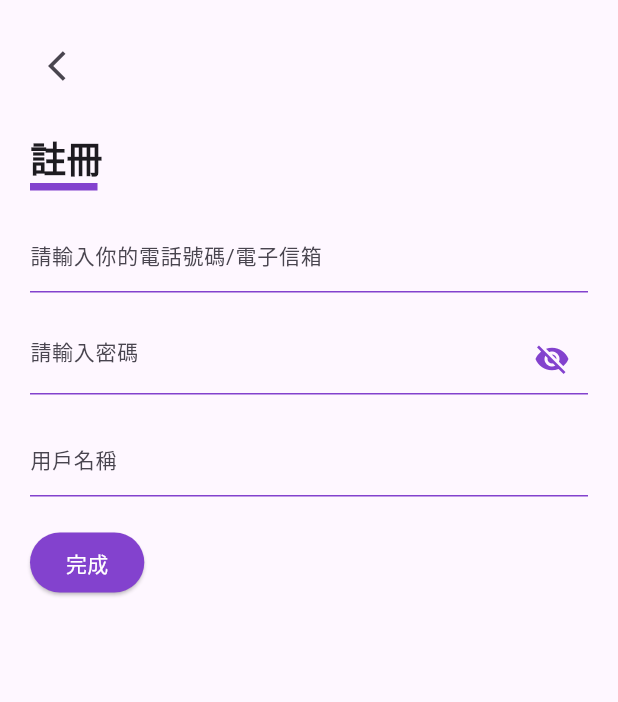
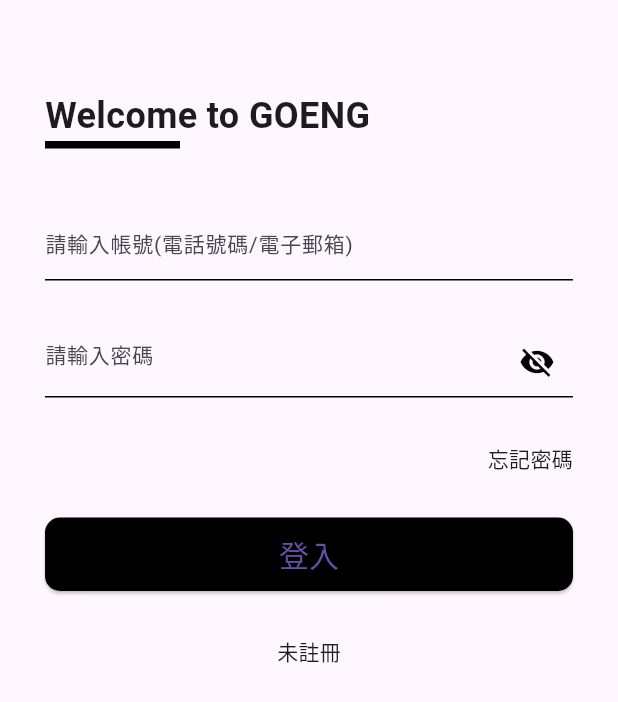
Before and after one commit to linzhean/GOENG, a Flutter app: the SignUpPage screen opened directly, after a tap on "完成", on a phone screen of 412 x 824 dp. Shown: the top 702 px of the screen. Run offline on Flutter 3.47's test engine with Material 3 defaults, Android fonts, the phone set to English and light mode, and no system bars; our stand-ins replace google_fonts, shared_preferences; missing offline and left inert: dart:ffi, dart_jsonwebtoken, mongo_dart; accounts and stored records are empty; network calls fail.

Commit message:
修改 - 登入邏輯

```diff
--- a/lib/dao/BaseDAO.dart
+++ b/lib/dao/BaseDAO.dart
@@ -22,7 +22,7 @@
   }
 
   Future<void> save(T document) async {
-    await collection.insert(document as Map<String, dynamic>);
+    await collection.insert(document.toMap());
   }
 
   Future<Map<String, dynamic>?> getById(int id) async {
--- a/lib/entity/Entity.dart
+++ b/lib/entity/Entity.dart
@@ -2,4 +2,6 @@
   final String collectionName;
 
   const Entity({required this.collectionName});
+
+  Map<String, dynamic> toMap();
 }
--- a/lib/entity/User.dart
+++ b/lib/entity/User.dart
@@ -8,6 +8,7 @@
   User({this.userId, this.userName, this.password})
       : super(collectionName: 'useraccount');
 
+  @override
   Map<String, dynamic> toMap() {
     return {'userId': userId, 'username': userName, 'password': password};
   }
--- a/lib/entity/Word.dart
+++ b/lib/entity/Word.dart
@@ -16,7 +16,8 @@
       this.definition,
       this.example}) : super(collectionName: 'word');
 
-  Map<String, dynamic> toMap(Map<String, dynamic> map) {
+  @override
+  Map<String, dynamic> toMap() {
     return {
       'id': id,
       'wordSetId': wordSetId,
--- a/lib/entity/WordSet.dart
+++ b/lib/entity/WordSet.dart
@@ -9,6 +9,7 @@
 
   WordSet({this.id, this.name, this.createId, this.available = true}) : super(collectionName: 'word_set');
 
+  @override
   Map<String, dynamic> toMap() {
     return {
       'id': id,
--- a/lib/pages/HomePage.dart
+++ b/lib/pages/HomePage.dart
@@ -7,7 +7,7 @@
 
   @override
   Widget build(BuildContext context) {
-    HomeView homeView = HomeView('王小明');
+    HomeView homeView = HomeView();
     return Scaffold(
         appBar: AppBar(
           title: const Text(
--- a/lib/pages/LoginPage.dart
+++ b/lib/pages/LoginPage.dart
@@ -1,8 +1,10 @@
 import 'package:flutter/material.dart';
 import 'package:goeng/pages/ForgotpasswordPage.dart';
 import 'package:goeng/pages/SingupPage.dart';
+import 'package:goeng/services/UserService.dart';
 import 'package:goeng/views/ColorTheme.dart';
 import 'package:goeng/pages/HomePage.dart';
+import 'package:shared_preferences/shared_preferences.dart';
 
 /// 登入介面
 class LoginPage extends StatefulWidget {
@@ -13,11 +15,13 @@
 }
 
 class _LoginPageState extends State<LoginPage> {
+  final userService = UserService();
+
   /// 帳號編輯控制器
-  final TextEditingController _controllerEmail = TextEditingController();
+  final TextEditingController controllerAccount = TextEditingController();
 
   /// 密碼編輯控制器
-  final TextEditingController _controllerPassword = TextEditingController();
+  final TextEditingController controllerPassword = TextEditingController();
 
   /// 是否隱藏密碼
   bool isShowPassword = false;
@@ -27,10 +31,39 @@
 
   @override
   Widget build(BuildContext context) {
-    return Scaffold(
-      body: getBody(),
-      resizeToAvoidBottomInset: false,
-    );
+    return WillPopScope(
+        onWillPop: () async {
+          // 檢查當前的路由是否是 LoginPage
+          if (ModalRoute.of(context)?.settings.name == '/login') {
+            // 在此處放置 LoginPage 返回按鈕的操作
+            // 返回 true 表示允許退出應用程式，返回 false 表示禁止退出應用程式
+            showDialog(
+              context: context,
+              builder: (context) => AlertDialog(
+                title: const Text('確認離開'),
+                content: const Text('確定要離開登入頁面嗎？'),
+                actions: <Widget>[
+                  TextButton(
+                    onPressed: () => Navigator.of(context).pop(false),
+                    child: const Text('取消'),
+                  ),
+                  TextButton(
+                    onPressed: () => Navigator.of(context).pop(true),
+                    child: const Text('確定'),
+                  ),
+                ],
+              ),
+            );
+            return false;
+          } else {
+            // 允許正常返回
+            return true;
+          }
+        },
+        child: Scaffold(
+          body: getBody(),
+          resizeToAvoidBottomInset: false,
+        ));
   }
 
   /// 構建頁面內容
@@ -45,25 +78,25 @@
               height: 30,
             ),
             const Text(
-              "Welcome to GoEng",
+              "Welcome to GOENG",
               style: TextStyle(fontWeight: FontWeight.bold, fontSize: 24),
             ),
             Container(
               width: 90,
               height: 5,
-              decoration: const BoxDecoration(color: primary),
+              decoration: const BoxDecoration(color: Colors.black),
             ),
             const SizedBox(
               height: 40,
             ),
             TextField(
-              cursorColor: primary,
-              controller: _controllerEmail,
+              cursorColor: Colors.black,
+              controller: controllerAccount,
               decoration: const InputDecoration(
                   enabledBorder: UnderlineInputBorder(
-                      borderSide: BorderSide(color: primary)),
+                      borderSide: BorderSide(color: Colors.black)),
                   focusedBorder: UnderlineInputBorder(
-                      borderSide: BorderSide(color: primary)),
+                      borderSide: BorderSide(color: Colors.black)),
                   hintText: "請輸入帳號(電話號碼/電子郵箱)",
                   hintStyle: TextStyle(fontSize: 14)),
             ),
@@ -72,15 +105,15 @@
             ),
             TextField(
               obscureText: !isShowPassword,
-              cursorColor: primary,
-              controller: _controllerPassword,
+              cursorColor: Colors.black,
+              controller: controllerPassword,
               decoration: InputDecoration(
                 hintStyle: const TextStyle(fontSize: 14),
                 hintText: "請輸入密碼",
                 enabledBorder: const UnderlineInputBorder(
-                    borderSide: BorderSide(color: primary)),
+                    borderSide: BorderSide(color: Colors.black)),
                 focusedBorder: const UnderlineInputBorder(
-                    borderSide: BorderSide(color: primary)),
+                    borderSide: BorderSide(color: Colors.black)),
                 suffixIcon: IconButton(
                   onPressed: () {
                     setState(() {
@@ -89,7 +122,7 @@
                   },
                   icon: Icon(
                     isShowPassword ? Icons.visibility : Icons.visibility_off,
-                    color: Color.fromARGB(255, 131, 66, 206),
+                    color: Colors.black,
                   ),
                 ),
               ),
@@ -112,14 +145,23 @@
             Row(
               children: <Widget>[
                 Expanded(
-                  child: FloatingActionButton(
-                    focusColor: primary,
+                  child: ElevatedButton(
                     onPressed: () {
+                      // 在此處放置按下按鈕時的操作
                       validateCredentials();
                     },
-                    child: const Text(
-                      "登入",
-                      style: TextStyle(color: white),
+                    style: ElevatedButton.styleFrom(
+                      primary: Colors.black, // 設定按鈕的填充色為黑色
+                      shape: RoundedRectangleBorder(
+                        borderRadius: BorderRadius.circular(10.0), // 設定圓角半徑
+                      ),
+                    ),
+                    child: const Padding(
+                      padding: EdgeInsets.all(10.0),
+                      child: Text(
+                        '登入',
+                        style: TextStyle(fontSize: 20),
+                      ),
                     ),
                   ),
                 ),
@@ -174,10 +216,10 @@
 
   /// 驗證帳戶和密碼
   void validateCredentials() {
-    final String email = _controllerEmail.text.trim();
-    final String password = _controllerPassword.text.trim();
+    final String account = controllerAccount.text.trim();
+    final String password = controllerPassword.text.trim();
 
-    if (email.isEmpty) {
+    if (account.isEmpty) {
       setState(() {
         errorMessage = '請輸入帳號';
       });
@@ -192,20 +234,22 @@
     }
 
     // 執行登入操作
-    if (authenticateUser(email, password)) {
-      // 登入成功
+    authenticateUser(account, password);
+  }
+
+  /// 模擬用戶驗證
+  void authenticateUser(String account, String password) async {
+    final token = await userService.loginUser(account, password);
+    final tokenSP = await SharedPreferences.getInstance();
+    final setTokenResult = await tokenSP.setString('token', token);
+    if (setTokenResult) {
+      print('登入成功');
       goToHomePage();
     } else {
       setState(() {
         errorMessage = '帳號或密碼錯誤';
       });
+      print('登入失敗');
     }
   }
-
-  /// 模擬用戶驗證
-  bool authenticateUser(String email, String password) {
-    // 在此處執行用戶驗證
-    // 如果帳戶和密碼有效，則返回true；否則返回false
-    return email == 'admin' && password == 'admin123';
-  }
 }
--- a/lib/pages/SingupPage.dart
+++ b/lib/pages/SingupPage.dart
@@ -1,5 +1,10 @@
 import 'package:flutter/material.dart';
+import 'package:goeng/entity/User.dart';
+import 'package:goeng/entity/Word.dart';
+import 'package:goeng/pages/LoginPage.dart';
+import 'package:goeng/services/UserService.dart';
 import 'package:goeng/views/ColorTheme.dart';
+import 'package:goeng/pages/HomePage.dart';
 
 class SignUpPage extends StatefulWidget {
   const SignUpPage({Key? key}) : super(key: key);
@@ -9,9 +14,10 @@
 }
 
 class _SignUpPageState extends State<SignUpPage> {
-  final TextEditingController _controllerEmail = TextEditingController();
-  final TextEditingController _controllerPassword = TextEditingController();
-  final TextEditingController _controllerFullname = TextEditingController();
+  final userService = UserService();
+  final TextEditingController controllerAccount = TextEditingController();
+  final TextEditingController controllerPassword = TextEditingController();
+  final TextEditingController controllerName = TextEditingController();
   bool isShowPassword = false;
 
   @override
@@ -44,22 +50,20 @@
               Container(
                 width: 45,
                 height: 5,
-                decoration: BoxDecoration(
-                  color: Color.fromARGB(255, 131, 66, 206),
+                decoration: const BoxDecoration(
+                  color: Colors.black,
                 ),
               ),
               const SizedBox(height: 20),
               TextField(
-                cursorColor: Color.fromARGB(255, 131, 66, 206),
-                controller: _controllerEmail,
+                cursorColor: Colors.black,
+                controller: controllerAccount,
                 decoration: const InputDecoration(
                   enabledBorder: UnderlineInputBorder(
-                    borderSide:
-                        BorderSide(color: Color.fromARGB(255, 131, 66, 206)),
+                    borderSide: BorderSide(color: Colors.black),
                   ),
                   focusedBorder: UnderlineInputBorder(
-                    borderSide:
-                        BorderSide(color: Color.fromARGB(255, 131, 66, 206)),
+                    borderSide: BorderSide(color: Colors.black),
                   ),
                   hintText: "請輸入你的電話號碼/電子信箱",
                   hintStyle: TextStyle(fontSize: 14),
@@ -68,18 +72,16 @@
               const SizedBox(height: 20),
               TextField(
                 obscureText: !isShowPassword,
-                cursorColor: Color.fromARGB(255, 131, 66, 206),
-                controller: _controllerPassword,
+                cursorColor: Colors.black,
+                controller: controllerPassword,
                 decoration: InputDecoration(
                   hintText: "請輸入密碼",
                   hintStyle: const TextStyle(fontSize: 14),
-                  enabledBorder: UnderlineInputBorder(
-                    borderSide:
-                        BorderSide(color: Color.fromARGB(255, 131, 66, 206)),
+                  enabledBorder: const UnderlineInputBorder(
+                    borderSide: BorderSide(color: Colors.black),
                   ),
-                  focusedBorder: UnderlineInputBorder(
-                    borderSide:
-                        BorderSide(color: Color.fromARGB(255, 131, 66, 206)),
+                  focusedBorder: const UnderlineInputBorder(
+                    borderSide: BorderSide(color: Colors.black),
                   ),
                   suffixIcon: IconButton(
                     onPressed: () {
@@ -89,23 +91,21 @@
                     },
                     icon: Icon(
                       isShowPassword ? Icons.visibility : Icons.visibility_off,
-                      color: Color.fromARGB(255, 131, 66, 206),
+                      color: Colors.black,
                     ),
                   ),
                 ),
               ),
               const SizedBox(height: 20),
               TextField(
-                cursorColor: Color.fromARGB(255, 131, 66, 206),
-                controller: _controllerFullname,
+                cursorColor: Colors.black,
+                controller: controllerName,
                 decoration: const InputDecoration(
                   enabledBorder: UnderlineInputBorder(
-                    borderSide:
-                        BorderSide(color: Color.fromARGB(255, 131, 66, 206)),
+                    borderSide: BorderSide(color: Colors.black),
                   ),
                   focusedBorder: UnderlineInputBorder(
-                    borderSide:
-                        BorderSide(color: Color.fromARGB(255, 131, 66, 206)),
+                    borderSide: BorderSide(color: Colors.black),
                   ),
                   hintText: "用戶名稱",
                   hintStyle: TextStyle(fontSize: 14),
@@ -118,7 +118,7 @@
                 },
                 child: const Text("完成"),
                 style: ElevatedButton.styleFrom(
-                  primary: Color.fromARGB(255, 131, 66, 206),
+                  primary: Colors.black,
                   onPrimary: Colors.white,
                 ),
               ),
@@ -130,10 +130,14 @@
   }
 
   void signUp() {
-    String email = _controllerEmail.text;
-    String password = _controllerPassword.text;
-    String fullName = _controllerFullname.text;
-
-    print("註冊成功！Email: $email | 密碼: $password | 姓名: $fullName");
+    String account = controllerAccount.text;
+    String password = controllerPassword.text;
+    String name = controllerName.text;
+    User user = User(userId: account, userName: name, password: password);
+    userService.save(user);
+    Navigator.push(
+      context,
+      MaterialPageRoute(builder: (context) => const LoginPage()),
+    );
   }
 }
--- a/lib/pages/UserPage.dart
+++ b/lib/pages/UserPage.dart
@@ -32,7 +32,7 @@
   @override
   void initState() {
     super.initState();
-    homeView = HomeView(widget.username);
+    homeView = HomeView();
   }
 
   @override
@@ -136,8 +136,8 @@
                             context,
                             MaterialPageRoute(
                               builder: (context) => const HomePage(
-                                // Pass any additional data needed
-                              ),
+                                  // Pass any additional data needed
+                                  ),
                             ),
                           );
                         },
--- a/lib/services/UserService.dart
+++ b/lib/services/UserService.dart
@@ -10,10 +10,12 @@
 
   factory UserService() {
     final userDAO = UserDAO();
-    return UserService._internal(userDAO);
+    final service = UserService._internal(userDAO);
+    service.baseDAO = userDAO;
+    return service;
   }
 
-  UserService._internal(this.userDAO) : super(baseDAO: userDAO);
+  UserService._internal(this.userDAO) : super();
 
   Future<User?> getById(int id) async {
     final user = await userDAO.getById(id);
--- a/lib/services/WordService.dart
+++ b/lib/services/WordService.dart
@@ -12,10 +12,12 @@
 
   factory WordService() {
     final wordDAO = WordDAO();
-    return WordService._internal(wordDAO);
+    final service = WordService._internal(wordDAO);
+    service.baseDAO = wordDAO;
+    return service;
   }
 
-  WordService._internal(this.wordDAO) : super(baseDAO: wordDAO);
+  WordService._internal(this.wordDAO) : super();
 
   Future<Word> getById(int id) async {
     final word = await wordDAO.getById(id);
--- a/pubspec.yaml
+++ b/pubspec.yaml
@@ -18,8 +18,6 @@
   dartx: ^0.7.0
   shared_preferences: 2.2.2
 
-
-
 dev_dependencies:
   flutter_test:
     sdk: flutter
```
Also changed, not shown: lib/main.dart (+22 -22 lines), lib/pages/singleWord_LR.dart (+84 -68 lines), lib/services/BaseService.dart (+13 -13 lines), lib/services/WordSetService.dart (+5 -2 lines), lib/views/HomeView.dart (+5 -26 lines), pubspec.lock, 1 other file.
